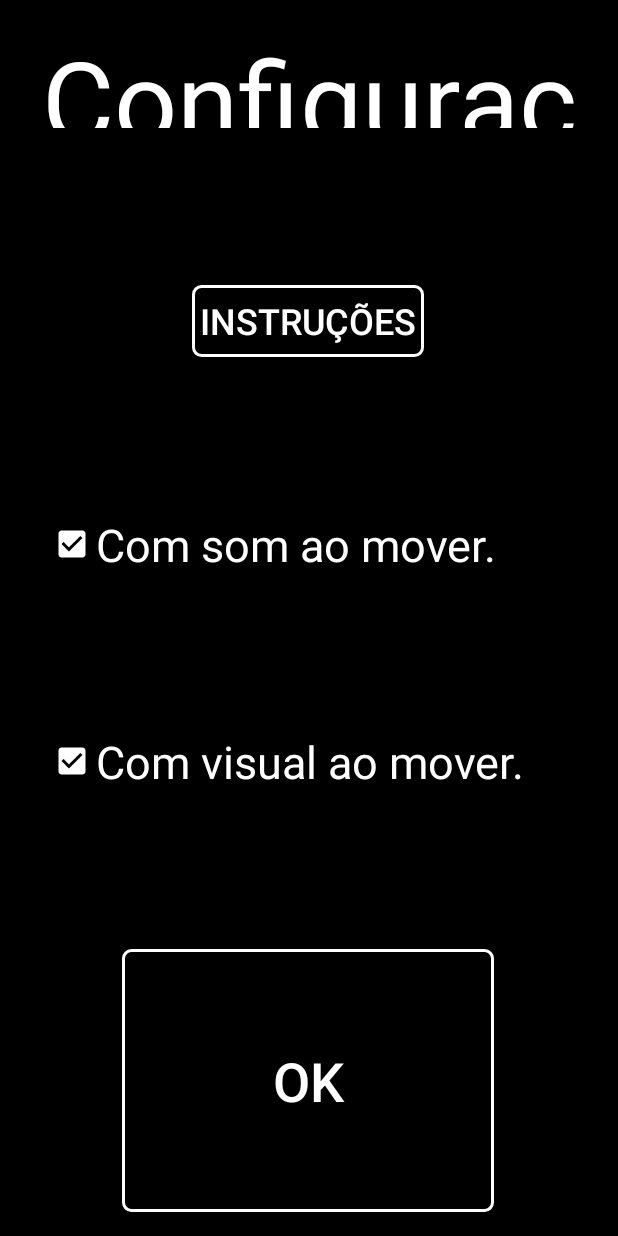
After one commit to faelborba/MovMat, an Android app: the TelaConfiguracao screen opened directly, with no data from a screen before it, on a phone screen of 412 x 824 dp. The commit adds this screen. Run offline under Robolectric (Android 15) with nearby library versions, the phone set to English and light mode, and no system bars.

Commit message:
Interfaces e textos de ajuda, inicio, config e atividades

```diff
--- a/app/src/main/AndroidManifest.xml
+++ b/app/src/main/AndroidManifest.xml
@@ -25,10 +25,7 @@
             android:name=".SelecionaDesafio"
             android:screenOrientation="portrait" />
         <activity
-            android:name=".ComSom"
-            android:screenOrientation="portrait" />
-        <activity
-            android:name=".ComVisualizazacao"
+            android:name=".TelaConfiguracao"
             android:screenOrientation="portrait" />
         <activity
             android:name=".MainActivity"
--- /dev/null
+++ b/app/src/main/java/com/example/movmat/TelaConfiguracao.java
@@ -0,0 +1,58 @@
+package com.example.movmat;
+
+import androidx.appcompat.app.AppCompatActivity;
+
+import android.content.Intent;
+import android.os.Bundle;
+import android.view.View;
+import android.widget.Button;
+import android.widget.CheckBox;
+
+public class TelaConfiguracao extends AppCompatActivity {
+    public Aluno aluno;
+    private Button botaoOk;
+    private Button botaoIstrucao;
+    private CheckBox comVisual, comSom;
+
+    @Override
+    protected void onCreate(Bundle savedInstanceState) {
+        super.onCreate(savedInstanceState);
+        setContentView(R.layout.activity_tela_configuracao);
+
+        //pegando os botoes
+        comVisual = (CheckBox) findViewById(R.id.comVisual);
+        comSom = (CheckBox) findViewById(R.id.comSom);
+        botaoIstrucao = (Button) findViewById(R.id.botaoInstrucoes2);
+        botaoOk = (Button) findViewById(R.id.botaoOk);
+
+        comSom.setChecked(true);
+        comVisual.setChecked(true);
+
+        //recebendo dados
+        Bundle extras = getIntent().getExtras();
+        if (extras != null) {
+            aluno = (Aluno) getIntent().getSerializableExtra("aluno");// recebendo o objeto aluno
+        }
+
+        botaoIstrucao.setOnClickListener(new View.OnClickListener() {
+            @Override
+            public void onClick(View v) {
+                Intent intent = new Intent(TelaConfiguracao.this, Ajuda.class);
+                intent.putExtra("aluno", aluno);
+                intent.putExtra("tela", 2);
+                startActivity(intent);
+            }
+        });
+
+        botaoOk.setOnClickListener(new View.OnClickListener() {
+            @Override
+            public void onClick(View v) {
+                aluno.setComVideo(comVisual.isChecked());
+                aluno.setComSom(comSom.isChecked());
+                Intent intent = new Intent(TelaConfiguracao.this, SelecionaDesafio.class);
+                intent.putExtra("aluno", aluno);
+                startActivity(intent);
+            }
+        });
+    }
+}
--- a/app/src/main/res/layout/activity_confere_resultado.xml
+++ b/app/src/main/res/layout/activity_confere_resultado.xml
@@ -26,7 +26,7 @@
         app:layout_constraintTop_toTopOf="parent" />
 
     <TextView
-        android:id="@+id/botaoSim"
+        android:id="@+id/botaoOk"
         android:layout_width="0dp"
         android:layout_height="180dp"
         android:layout_marginStart="8dp"
@@ -59,7 +59,7 @@
         android:textColor="#FFFFFF"
         android:textSize="111px"
         app:layout_constraintBottom_toBottomOf="parent"
-        app:layout_constraintEnd_toStartOf="@+id/botaoSim"
+        app:layout_constraintEnd_toStartOf="@+id/botaoOk"
         app:layout_constraintStart_toStartOf="parent"
         app:layout_constraintTop_toBottomOf="@+id/txtResultado" />
 </androidx.constraintlayout.widget.ConstraintLayout>
--- a/app/src/main/res/layout/activity_main.xml
+++ b/app/src/main/res/layout/activity_main.xml
@@ -86,6 +86,7 @@
         android:textSize="155px"
         app:layout_constraintBottom_toTopOf="@+id/botaoInstrucoes"
         app:layout_constraintEnd_toEndOf="parent"
+        app:layout_constraintHorizontal_bias="0.496"
         app:layout_constraintStart_toStartOf="parent"
         app:layout_constraintTop_toTopOf="parent" />
 
--- /dev/null
+++ b/app/src/main/res/layout/activity_tela_configuracao.xml
@@ -0,0 +1,102 @@
+<?xml version="1.0" encoding="utf-8"?>
+<androidx.constraintlayout.widget.ConstraintLayout xmlns:android="http://schemas.android.com/apk/res/android"
+    xmlns:app="http://schemas.android.com/apk/res-auto"
+    xmlns:tools="http://schemas.android.com/tools"
+    android:layout_width="match_parent"
+    android:layout_height="match_parent"
+    android:background="@android:color/background_dark"
+    tools:context=".TelaConfiguracao">
+
+    <Button
+        android:id="@+id/botaoInstrucoes2"
+        android:layout_width="wrap_content"
+        android:layout_height="wrap_content"
+        android:layout_marginStart="116dp"
+        android:layout_marginLeft="116dp"
+        android:layout_marginTop="16dp"
+        android:layout_marginEnd="116dp"
+        android:layout_marginRight="116dp"
+        android:layout_marginBottom="8dp"
+        android:background="@drawable/selector_button"
+        android:padding="5dp"
+        android:text="instruções"
+        android:textColor="#FFFFFF"
+        android:textSize="24sp"
+        app:layout_constraintBottom_toTopOf="@+id/comSom"
+        app:layout_constraintEnd_toEndOf="parent"
+        app:layout_constraintHorizontal_bias="0.48"
+        app:layout_constraintStart_toStartOf="parent"
+        app:layout_constraintTop_toBottomOf="@+id/movMat" />
+
+    <TextView
+        android:id="@+id/movMat"
+        android:layout_width="382dp"
+        android:layout_height="69dp"
+        android:layout_marginStart="16dp"
+        android:layout_marginLeft="16dp"
+        android:layout_marginTop="16dp"
+        android:layout_marginEnd="16dp"
+        android:layout_marginRight="16dp"
+        android:gravity="center"
+        android:text="Configuração"
+        android:textColor="#FFFFFF"
+        android:textSize="111px"
+        app:layout_constraintEnd_toEndOf="parent"
+        app:layout_constraintHorizontal_bias="0.666"
+        app:layout_constraintStart_toStartOf="parent"
+        app:layout_constraintTop_toTopOf="parent" />
+
+    <Button
+        android:id="@+id/botaoOk"
+        android:layout_width="248dp"
+        android:layout_height="175dp"
+        android:layout_marginStart="16dp"
+        android:layout_marginLeft="16dp"
+        android:layout_marginEnd="16dp"
+        android:layout_marginRight="16dp"
+        android:layout_marginBottom="16dp"
+        android:background="@drawable/selector_button"
+        android:gravity="center"
+        android:onClick="botaoOk"
+        android:shadowColor="#FFFFFF"
+        android:text="@android:string/ok"
+        android:textColor="#FFFFFF"
+        android:textSize="36sp"
+        app:layout_constraintBottom_toBottomOf="parent"
+        app:layout_constraintEnd_toEndOf="parent"
+        app:layout_constraintHorizontal_bias="0.496"
+        app:layout_constraintStart_toStartOf="parent" />
+
+    <CheckBox
+        android:id="@+id/comSom"
+        android:layout_width="wrap_content"
+        android:layout_height="wrap_content"
+        android:layout_marginStart="32dp"
+        android:layout_marginLeft="32dp"
+        android:layout_marginTop="8dp"
+        android:layout_marginBottom="8dp"
+        android:buttonTint="#FFFFFF"
+        android:text="Com som ao mover."
+        android:textColor="#FFFFFF"
+        android:textSize="30sp"
+        app:layout_constraintBottom_toTopOf="@+id/comVisual"
+        app:layout_constraintStart_toStartOf="parent"
+        app:layout_constraintTop_toBottomOf="@+id/botaoInstrucoes2" />
+
+    <CheckBox
+        android:id="@+id/comVisual"
+        android:layout_width="wrap_content"
+        android:layout_height="wrap_content"
+        android:layout_marginStart="32dp"
+        android:layout_marginLeft="32dp"
+        android:layout_marginTop="8dp"
+        android:layout_marginBottom="16dp"
+        android:buttonTint="#FFFFFF"
+        android:text="Com visual ao mover."
+        android:textColor="#FFFFFF"
+        android:textSize="30sp"
+        app:layout_constraintBottom_toTopOf="@+id/botaoOk"
+        app:layout_constraintStart_toStartOf="parent"
+        app:layout_constraintTop_toBottomOf="@+id/comSom" />
+
+</androidx.constraintlayout.widget.ConstraintLayout>
```
Also changed, not shown: app/src/main/java/com/example/movmat/Ajuda.java (+32 -9 lines), app/src/main/java/com/example/movmat/ComSom.java (deleted, +0 -50 lines), app/src/main/java/com/example/movmat/ComVisualizazacao.java (deleted, +0 -51 lines), app/src/main/java/com/example/movmat/ConfereResultado.java (+10 -9 lines), app/src/main/java/com/example/movmat/MainActivity.java (+8 -4 lines), app/src/main/java/com/example/movmat/SelecionaDesafio.java (+13 -0 lines), app/src/main/res/layout/activity_ajuda.xml (+5 -5 lines), app/src/main/res/layout/activity_com_som.xml (deleted, +0 -65 lines), app/src/main/res/layout/activity_com_visualizazacao.xml (deleted, +0 -70 lines), app/src/main/res/layout/activity_seleciona_desafio.xml (+49 -55 lines).
